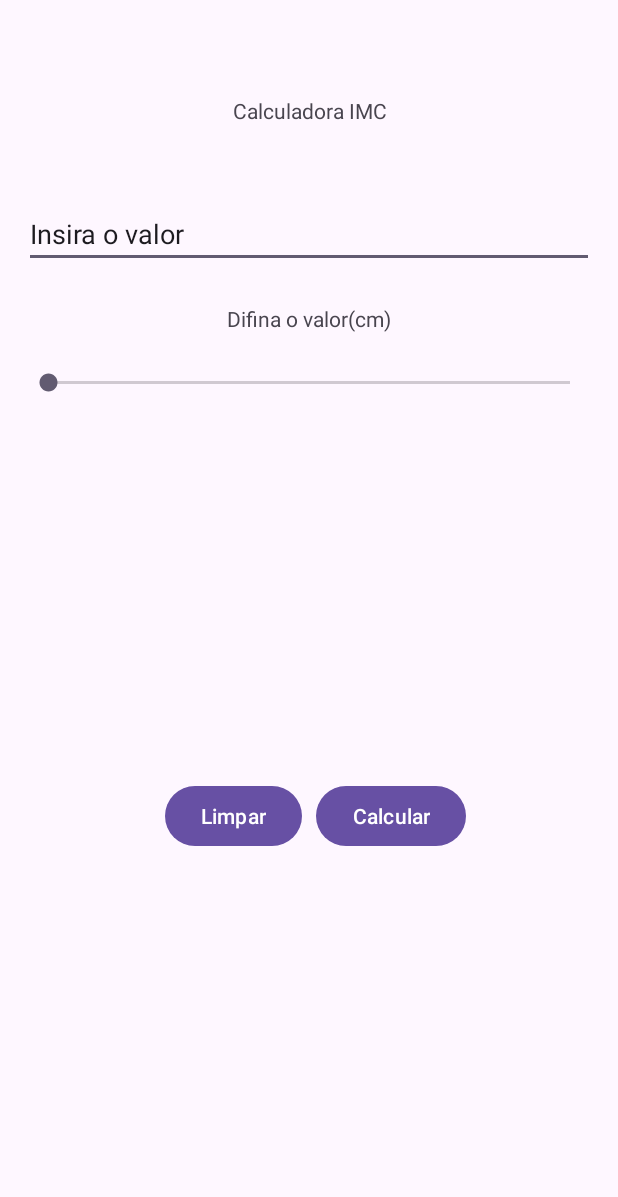
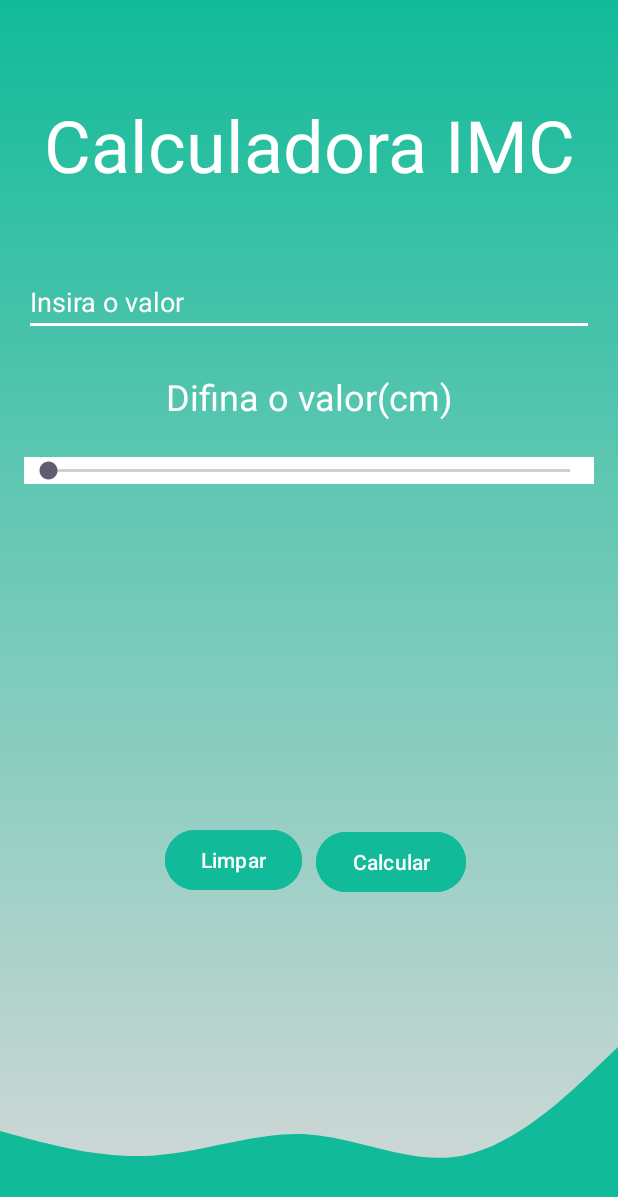
Before and after one commit to ChsSilva01/Calculadora_IMC, an Android app: the screen it shows after launch (MainActivity), on a phone screen of 412 x 824 dp. Shown: the top 1197 px of the screen. Run offline under Robolectric (Android 15) with nearby library versions, the phone set to English and light mode, and no system bars.

Commit message:
Design Layout

```diff
--- /dev/null
+++ b/app/src/main/res/drawable/background.xml
@@ -0,0 +1,9 @@
+<?xml version="1.0" encoding="utf-8"?>
+<shape xmlns:android="http://schemas.android.com/apk/res/android"
+    android:shape="rectangle">
+    <gradient android:angle="75"
+        android:endColor="#d9d9d9"
+        android:startColor="#1b9"
+        android:type="linear"
+        />
+</shape>
--- /dev/null
+++ b/app/src/main/res/drawable/wave.xml
@@ -0,0 +1,9 @@
+<vector xmlns:android="http://schemas.android.com/apk/res/android"
+    android:width="1440dp"
+    android:height="320dp"
+    android:viewportWidth="1440"
+    android:viewportHeight="320">
+  <path
+      android:pathData="M0,160L60,170.7C120,181 240,203 360,197.3C480,192 600,160 720,165.3C840,171 960,213 1080,197.3C1200,181 1320,107 1380,69.3L1440,32L1440,320L1380,320C1320,320 1200,320 1080,320C960,320 840,320 720,320C600,320 480,320 360,320C240,320 120,320 60,320L0,320Z"
+      android:fillColor="#0099ff"/>
+</vector>
--- a/app/src/main/res/layout/activity_main.xml
+++ b/app/src/main/res/layout/activity_main.xml
@@ -5,7 +5,8 @@
     android:id="@+id/main"
     android:layout_width="match_parent"
     android:layout_height="match_parent"
-    tools:context=".MainActivity">
+    tools:context=".MainActivity"
+    android:background="@drawable/background">
 
     <TextView
         android:id="@+id/textview_tittle"
@@ -16,7 +17,9 @@
         android:text="Calculadora IMC"
         app:layout_constraintEnd_toEndOf="parent"
         app:layout_constraintStart_toStartOf="parent"
-        app:layout_constraintTop_toTopOf="parent" />
+        app:layout_constraintTop_toTopOf="parent"
+        android:textSize="48sp"
+        android:textColor="@color/white"/>
 
     <EditText
         android:id="@+id/edit_text_value"
@@ -28,7 +31,11 @@
         android:text="Insira o valor"
         app:layout_constraintEnd_toEndOf="parent"
         app:layout_constraintStart_toStartOf="parent"
-        app:layout_constraintTop_toBottomOf="@+id/textview_tittle" />
+        app:layout_constraintTop_toBottomOf="@+id/textview_tittle"
+        android:textColor="@color/white"
+        android:backgroundTint="@color/white"
+
+        />
 
     <TextView
         android:id="@+id/textview_info"
@@ -38,7 +45,10 @@
         android:text="Difina o valor(cm)"
         app:layout_constraintEnd_toEndOf="parent"
         app:layout_constraintStart_toStartOf="parent"
-        app:layout_constraintTop_toBottomOf="@+id/edit_text_value" />
+        app:layout_constraintTop_toBottomOf="@+id/edit_text_value"
+        android:textColor="@color/white"
+        android:textSize="24sp"
+        />
 
     <SeekBar
         android:id="@+id/seek_info"
@@ -49,7 +59,10 @@
         android:layout_marginRight="16dp"
         app:layout_constraintEnd_toEndOf="parent"
         app:layout_constraintStart_toStartOf="parent"
-        app:layout_constraintTop_toBottomOf="@+id/textview_info" />
+        app:layout_constraintTop_toBottomOf="@+id/textview_info"
+        android:background="@color/white"
+        android:progressTint="@color/white"
+        />
 
     <Button
         android:id="@+id/button_clear"
@@ -59,7 +72,8 @@
         app:layout_constraintBottom_toBottomOf="parent"
         app:layout_constraintEnd_toEndOf="@+id/button_calculate"
         app:layout_constraintStart_toStartOf="parent"
-        app:layout_constraintTop_toBottomOf="@+id/seek_info" />
+        app:layout_constraintTop_toBottomOf="@+id/seek_info"
+        android:backgroundTint="#1b9"/>
 
     <Button
         android:id="@+id/button_calculate"
@@ -69,7 +83,19 @@
         app:layout_constraintBottom_toBottomOf="parent"
         app:layout_constraintEnd_toEndOf="parent"
         app:layout_constraintStart_toStartOf="@+id/button_clear"
-        app:layout_constraintTop_toBottomOf="@+id/seek_info" />
+        app:layout_constraintTop_toBottomOf="@+id/seek_info"
+        app:layout_constraintVertical_bias="0.503"
+        android:backgroundTint="#1b9"/>
+
+    <View
+        android:layout_width="0dp"
+        android:layout_height="140dp"
+        app:layout_constraintBottom_toBottomOf="parent"
+        app:layout_constraintLeft_toLeftOf="parent"
+        app:layout_constraintRight_toRightOf="parent"
+        android:background="@drawable/wave"
+        android:backgroundTint="#1b9"
+        />
 
 
 </androidx.constraintlayout.widget.ConstraintLayout>
```
